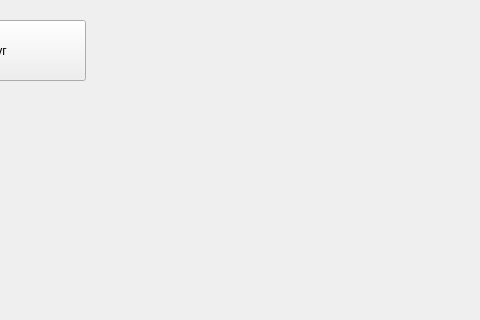
First picture: the form in interface/mainwindow.ui, repository strizh78/MApp, before the edit; both pictures show x 155 to 635 and y 0 to 320 of the 800 by 600 pixel window.
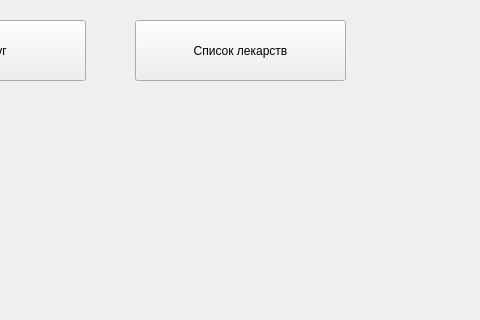
Second picture: the form after the edit.

Commit message: add medicines list button

```diff
--- a/interface/mainwindow.ui
+++ b/interface/mainwindow.ui
@@ -27,6 +27,19 @@
      <string>Список услуг</string>
     </property>
    </widget>
+   <widget class="QPushButton" name="medicineList">
+    <property name="geometry">
+     <rect>
+      <x>290</x>
+      <y>20</y>
+      <width>211</width>
+      <height>61</height>
+     </rect>
+    </property>
+    <property name="text">
+     <string>Список лекарств</string>
+    </property>
+   </widget>
   </widget>
   <widget class="QMenuBar" name="menubar">
    <property name="geometry">
```
Left out of the diff: 2 changed lines with no effect on the pictures. The commit also changes 2 other files.
